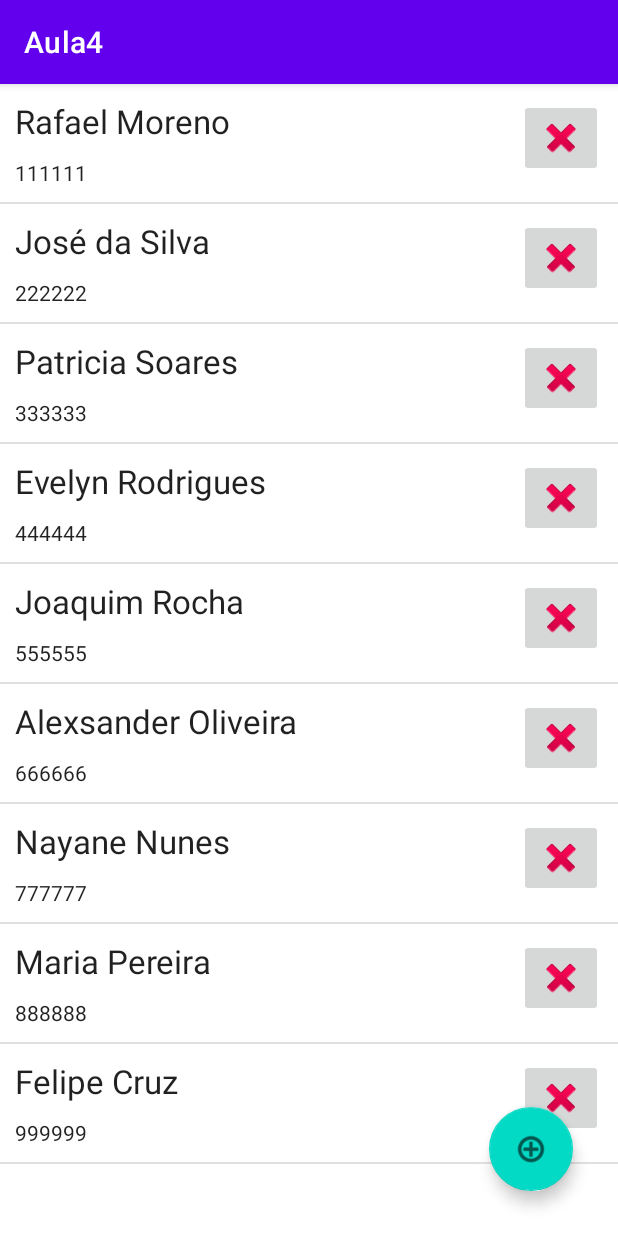
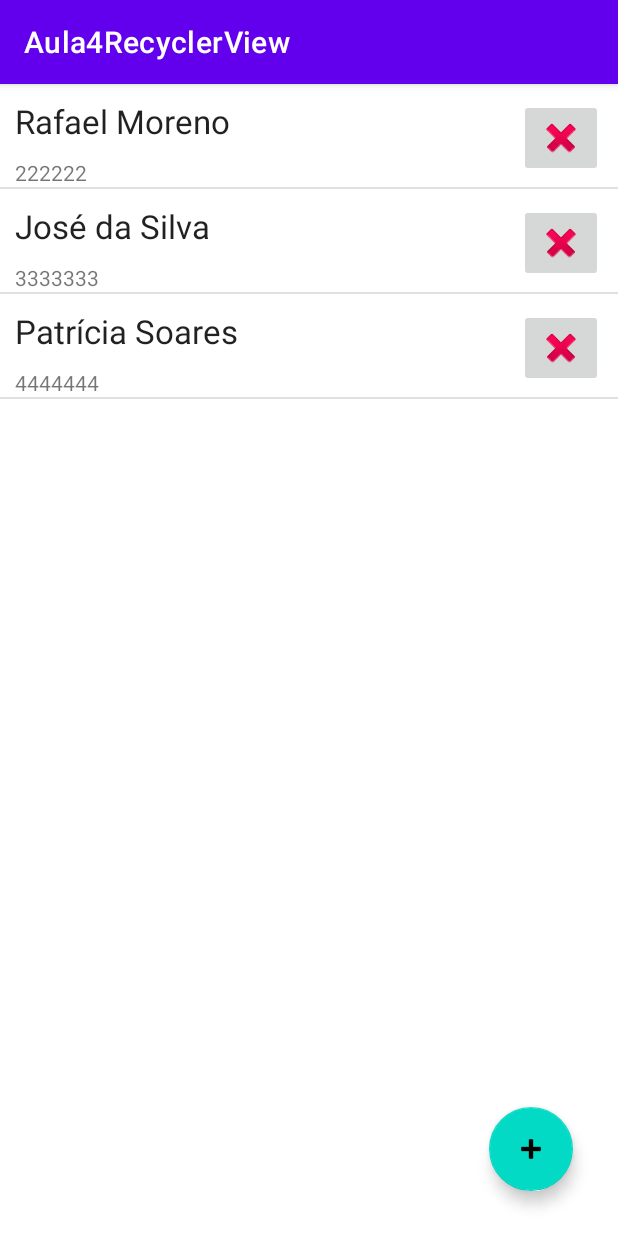
Before and after one commit to Evelyn-RR/ADS_FACENS_Atividades, an Android app: the screen it shows after launch (MainActivity), on a phone screen of 412 x 824 dp. Run offline under Robolectric (Android 15) with nearby library versions, the phone set to English and light mode, and no system bars.

Commit message:
ExercicioRecyclerView

```diff
--- a/Programacao_para_Dispositivos_Moveis/ExercicioRecyclerView/app/src/main/AndroidManifest.xml
+++ b/Programacao_para_Dispositivos_Moveis/ExercicioRecyclerView/app/src/main/AndroidManifest.xml
@@ -1,6 +1,6 @@
 <?xml version="1.0" encoding="utf-8"?>
 <manifest xmlns:android="http://schemas.android.com/apk/res/android"
-    package="com.example.aula4">
+    package="com.example.aula4recyclerview">
 
     <application
         android:allowBackup="true"
@@ -8,7 +8,7 @@
         android:label="@string/app_name"
         android:roundIcon="@mipmap/ic_launcher_round"
         android:supportsRtl="true"
-        android:theme="@style/Theme.Aula4">
+        android:theme="@style/Theme.Aula4RecyclerView">
         <activity
             android:name=".MainActivity"
             android:exported="true">
--- a/Programacao_para_Dispositivos_Moveis/ExercicioRecyclerView/app/src/main/java/com/example/aula4/dataset/PessoaDatatset.java
+++ /dev/null
@@ -1,29 +0,0 @@
-package com.example.aula4.dataset;
-
-import com.example.aula4.models.Pessoa;
-
-import java.util.ArrayList;
-
-public class PessoaDatatset {
-    private static ArrayList<Pessoa> pessoas;
-
-    public static ArrayList<Pessoa> getItens(){
-        pessoas = new ArrayList<>();
-        pessoas.add(new Pessoa(1, "Rafael Moreno", "111111"));
-        pessoas.add(new Pessoa(2, "José da Silva", "222222"));
-        pessoas.add(new Pessoa(3, "Patricia Soares", "333333"));
-        pessoas.add(new Pessoa(4, "Evelyn Rodrigues", "444444"));
-        pessoas.add(new Pessoa(5, "Joaquim Rocha", "555555"));
-        pessoas.add(new Pessoa(6, "Alexsander Oliveira", "666666"));
-        pessoas.add(new Pessoa(7, "Nayane Nunes", "777777"));
-        pessoas.add(new Pessoa(8, "Maria Pereira", "888888"));
-        pessoas.add(new Pessoa(9, "Felipe Cruz", "999999"));
-
-        return pessoas;
-    }
-
-    public static void addPessoa(Pessoa pessoa){
-        pessoas.add(pessoa);
-    }
-
-}
--- a/Programacao_para_Dispositivos_Moveis/ExercicioRecyclerView/app/src/main/java/com/example/aula4/MainActivity.java
+++ b/Programacao_para_Dispositivos_Moveis/ExercicioRecyclerView/app/src/main/java/com/example/aula4recyclerview/MainActivity.java
@@ -1,4 +1,4 @@
-package com.example.aula4;
+package com.example.aula4recyclerview;
 
 import androidx.appcompat.app.AppCompatActivity;
 import androidx.recyclerview.widget.DividerItemDecoration;
@@ -9,15 +9,13 @@ import androidx.recyclerview.widget.RecyclerView;
 import android.os.Bundle;
 import android.view.View;
 
-import com.example.aula4.dataset.PessoaDatatset;
-import com.example.aula4.models.Pessoa;
-import com.example.aula4.recyclerpessoa.PessoaAdapter;
+import com.example.aula4recyclerview.dataset.PessoaDataset;
+import com.example.aula4recyclerview.models.Pessoa;
+import com.example.aula4recyclerview.recyclerpessoa.PessoaAdapter;
 
 public class MainActivity extends AppCompatActivity {
-
     private RecyclerView listPessoa;
     private PessoaAdapter pessoaAdapter;
-
     @Override
     protected void onCreate(Bundle savedInstanceState) {
         super.onCreate(savedInstanceState);
@@ -25,27 +23,24 @@ public class MainActivity extends AppCompatActivity {
         listPessoa = (RecyclerView) findViewById(R.id.listPessoa);
         setupRecyclerPessoa();
     }
+    public void buttonAddClick(View view){
+        pessoaAdapter.addItem(new Pessoa(999,"ITEM ADD","444444"));
+    }
+    public void setupRecyclerPessoa(){
+        //formato em lista vertical
+        LinearLayoutManager layoutManager = new LinearLayoutManager(this);
 
+        //formato em grid
+       // GridLayoutManager layoutManager = new GridLayoutManager(this,2);
+        //formato em lista horizontal
+       // LinearLayoutManager layoutManager = new LinearLayoutManager(
+        //                               this,LinearLayoutManager.HORIZONTAL,false);
 
-    public void buttonAddClick(View view){
-        pessoaAdapter.addItem(new Pessoa(999, "ITEM ADD", "000000"));
-    }
-
-    public  void setupRecyclerPessoa(){
-        //Formato de Grid
-        //GridLayoutManager layoutManager = new GridLayoutManager(this, 2);
-
-        //Formato de lista horizontal
-        //LinearLayoutManager layoutManager = new LinearLayoutManager(this, LinearLayoutManager.HORIZONTAL, false);
-
-        //Formato de lista vetical
-        LinearLayoutManager layoutManager = new LinearLayoutManager(this);
         listPessoa.setLayoutManager(layoutManager);
-        pessoaAdapter = new PessoaAdapter(PessoaDatatset.getItens());
+        pessoaAdapter = new PessoaAdapter(PessoaDataset.getItens());
         listPessoa.setAdapter(pessoaAdapter);
         listPessoa.addItemDecoration(new DividerItemDecoration(this,
                 DividerItemDecoration.VERTICAL));
+
     }
-
-
 }
--- /dev/null
+++ b/Programacao_para_Dispositivos_Moveis/ExercicioRecyclerView/app/src/main/java/com/example/aula4recyclerview/dataset/PessoaDataset.java
@@ -0,0 +1,21 @@
+package com.example.aula4recyclerview.dataset;
+
+import com.example.aula4recyclerview.models.Pessoa;
+
+import java.util.ArrayList;
+
+public class PessoaDataset {
+    private static ArrayList<Pessoa> pessoas ;
+
+    public static ArrayList<Pessoa> getItens(){
+        pessoas = new ArrayList<>();
+        pessoas.add(new Pessoa(1,"Rafael Moreno","222222"));
+        pessoas.add(new Pessoa(2,"José da Silva","3333333"));
+        pessoas.add(new Pessoa(3,"Patrícia Soares","4444444"));
+
+        return pessoas;
+    }
+    public static void addPessoa(Pessoa pessoa){
+        pessoas.add(pessoa);
+    }
+}
--- a/Programacao_para_Dispositivos_Moveis/ExercicioRecyclerView/app/src/main/java/com/example/aula4/models/Pessoa.java
+++ b/Programacao_para_Dispositivos_Moveis/ExercicioRecyclerView/app/src/main/java/com/example/aula4recyclerview/models/Pessoa.java
@@ -1,10 +1,9 @@
-package com.example.aula4.models;
+package com.example.aula4recyclerview.models;
 
 public class Pessoa {
     private int codigo;
     private String nome;
     private String telefone;
-
 
     public Pessoa() {
     }
--- a/Programacao_para_Dispositivos_Moveis/ExercicioRecyclerView/app/src/main/java/com/example/aula4/recyclerpessoa/PessoaAdapter.java
+++ b/Programacao_para_Dispositivos_Moveis/ExercicioRecyclerView/app/src/main/java/com/example/aula4recyclerview/recyclerpessoa/PessoaAdapter.java
@@ -1,4 +1,4 @@
-package com.example.aula4.recyclerpessoa;
+package com.example.aula4recyclerview.recyclerpessoa;
 
 import android.view.LayoutInflater;
 import android.view.ViewGroup;
@@ -6,47 +6,46 @@ import android.view.ViewGroup;
 import androidx.annotation.NonNull;
 import androidx.recyclerview.widget.RecyclerView;
 
-import com.example.aula4.R;
-import com.example.aula4.dataset.PessoaDatatset;
-import com.example.aula4.models.Pessoa;
+import com.example.aula4recyclerview.R;
+import com.example.aula4recyclerview.dataset.PessoaDataset;
+import com.example.aula4recyclerview.models.Pessoa;
 
 import java.util.ArrayList;
 
 public class PessoaAdapter extends RecyclerView.Adapter<PessoaHolder> {
+    private ArrayList<Pessoa> pessoas;
 
-    private ArrayList<Pessoa> pessoas;
-    public PessoaAdapter(ArrayList<Pessoa> pessoas) {
+    public PessoaAdapter(ArrayList<Pessoa> pessoas){
         this.pessoas = pessoas;
     }
 
     @NonNull
     @Override
     public PessoaHolder onCreateViewHolder(@NonNull ViewGroup parent, int viewType) {
-        return new PessoaHolder(LayoutInflater.from(parent.getContext()).inflate(
-                R.layout.card_item_pessoa, parent, false));
+        return new PessoaHolder(
+        LayoutInflater.from(parent.getContext()).inflate(
+                R.layout.card_item_pessoa,parent,false));
     }
 
     @Override
     public void onBindViewHolder(@NonNull PessoaHolder holder, int position) {
         holder.nome.setText(pessoas.get(position).getNome());
         holder.telefone.setText(pessoas.get(position).getTelefone());
-        holder.buttonExcluir.setOnClickListener(view -> excluirItem(position));
-
+        holder.buttonExcluir.setOnClickListener(
+                                            view -> excluirItem(position));
     }
-
+    public void addItem(Pessoa pessoa){
+        PessoaDataset.addPessoa(pessoa);
+        notifyItemInserted(getItemCount());
+    }
     private void excluirItem(int position){
         pessoas.remove(position);
         notifyItemRemoved(position);
-        notifyItemRangeChanged(position,pessoas.size());
+        notifyItemRangeChanged(position, pessoas.size());
     }
 
     @Override
     public int getItemCount() {
         return pessoas != null ? pessoas.size() : 0;
     }
-
-    public void addItem(Pessoa pessoa){
-        PessoaDatatset.addPessoa(pessoa);
-        notifyItemInserted(getItemCount());
-    }
 }
--- a/Programacao_para_Dispositivos_Moveis/ExercicioRecyclerView/app/src/main/res/layout/activity_main.xml
+++ b/Programacao_para_Dispositivos_Moveis/ExercicioRecyclerView/app/src/main/res/layout/activity_main.xml
@@ -17,7 +17,7 @@
         tools:listitem="@layout/card_item_pessoa" />
 
     <com.google.android.material.floatingactionbutton.FloatingActionButton
-        android:id="@+id/buttonAddClick"
+        android:id="@+id/floatingActionButton"
         android:layout_width="wrap_content"
         android:layout_height="wrap_content"
         android:layout_marginEnd="30dp"
@@ -26,6 +26,6 @@
         android:onClick="buttonAddClick"
         app:layout_constraintBottom_toBottomOf="parent"
         app:layout_constraintEnd_toEndOf="parent"
-        app:srcCompat="@android:drawable/ic_menu_add" />
-
+        app:srcCompat="@android:drawable/ic_input_add"
+        tools:ignore="SpeakableTextPresentCheck" />
 </androidx.constraintlayout.widget.ConstraintLayout>
--- a/Programacao_para_Dispositivos_Moveis/ExercicioRecyclerView/app/src/main/res/layout/card_item_pessoa.xml
+++ b/Programacao_para_Dispositivos_Moveis/ExercicioRecyclerView/app/src/main/res/layout/card_item_pessoa.xml
@@ -26,18 +26,16 @@
         android:layout_marginEnd="10dp"
         app:layout_constraintEnd_toEndOf="parent"
         app:layout_constraintTop_toTopOf="parent"
-        app:srcCompat="@android:drawable/ic_delete" />
+        app:srcCompat="@android:drawable/ic_delete"
+        tools:ignore="SpeakableTextPresentCheck" />
 
     <TextView
         android:id="@+id/textTelefone"
-        android:layout_width="0dp"
+        android:layout_width="wrap_content"
         android:layout_height="wrap_content"
         android:layout_marginStart="10dp"
         android:layout_marginTop="10dp"
-        android:layout_marginBottom="10dp"
         android:text="TextView"
-        android:textAppearance="@style/TextAppearance.AppCompat.Body1"
-        app:layout_constraintBottom_toBottomOf="parent"
         app:layout_constraintStart_toStartOf="parent"
         app:layout_constraintTop_toBottomOf="@+id/textNome" />
 </androidx.constraintlayout.widget.ConstraintLayout>
--- a/Programacao_para_Dispositivos_Moveis/ExercicioRecyclerView/app/src/main/res/values-night/themes.xml
+++ b/Programacao_para_Dispositivos_Moveis/ExercicioRecyclerView/app/src/main/res/values-night/themes.xml
@@ -1,6 +1,6 @@
 <resources xmlns:tools="http://schemas.android.com/tools">
     <!-- Base application theme. -->
-    <style name="Theme.Aula4" parent="Theme.MaterialComponents.DayNight.DarkActionBar">
+    <style name="Theme.Aula4RecyclerView" parent="Theme.MaterialComponents.DayNight.DarkActionBar">
         <!-- Primary brand color. -->
         <item name="colorPrimary">@color/purple_200</item>
         <item name="colorPrimaryVariant">@color/purple_700</item>
--- a/Programacao_para_Dispositivos_Moveis/ExercicioRecyclerView/app/src/main/res/values/strings.xml
+++ b/Programacao_para_Dispositivos_Moveis/ExercicioRecyclerView/app/src/main/res/values/strings.xml
@@ -1,3 +1,3 @@
 <resources>
-    <string name="app_name">Aula4</string>
+    <string name="app_name">Aula4RecyclerView</string>
 </resources>
--- a/Programacao_para_Dispositivos_Moveis/ExercicioRecyclerView/app/src/main/res/values/themes.xml
+++ b/Programacao_para_Dispositivos_Moveis/ExercicioRecyclerView/app/src/main/res/values/themes.xml
@@ -1,6 +1,6 @@
 <resources xmlns:tools="http://schemas.android.com/tools">
     <!-- Base application theme. -->
-    <style name="Theme.Aula4" parent="Theme.MaterialComponents.DayNight.DarkActionBar">
+    <style name="Theme.Aula4RecyclerView" parent="Theme.MaterialComponents.DayNight.DarkActionBar">
         <!-- Primary brand color. -->
         <item name="colorPrimary">@color/purple_500</item>
         <item name="colorPrimaryVariant">@color/purple_700</item>
--- a/Programacao_para_Dispositivos_Moveis/ExercicioRecyclerView/settings.gradle
+++ b/Programacao_para_Dispositivos_Moveis/ExercicioRecyclerView/settings.gradle
@@ -12,5 +12,5 @@ dependencyResolutionManagement {
         mavenCentral()
     }
 }
-rootProject.name = "Aula4"
+rootProject.name = "Aula4RecyclerView"
 include ':app'
```
Also changed, not shown: Programacao_para_Dispositivos_Moveis/ExercicioRecyclerView/app/build.gradle (+4 -4 lines), Programacao_para_Dispositivos_Moveis/ExercicioRecyclerView/app/src/main/java/com/example/aula4recyclerview/recyclerpessoa/PessoaHolder.java (renamed from Programacao_para_Dispositivos_Moveis/ExercicioRecyclerView/app/src/main/java/com/example/aula4/recyclerpessoa/PessoaHolder.java, +5 -7 lines), Programacao_para_Dispositivos_Moveis/ExercicioRecyclerView/gradle/wrapper/gradle-wrapper.properties, 4 other files.
